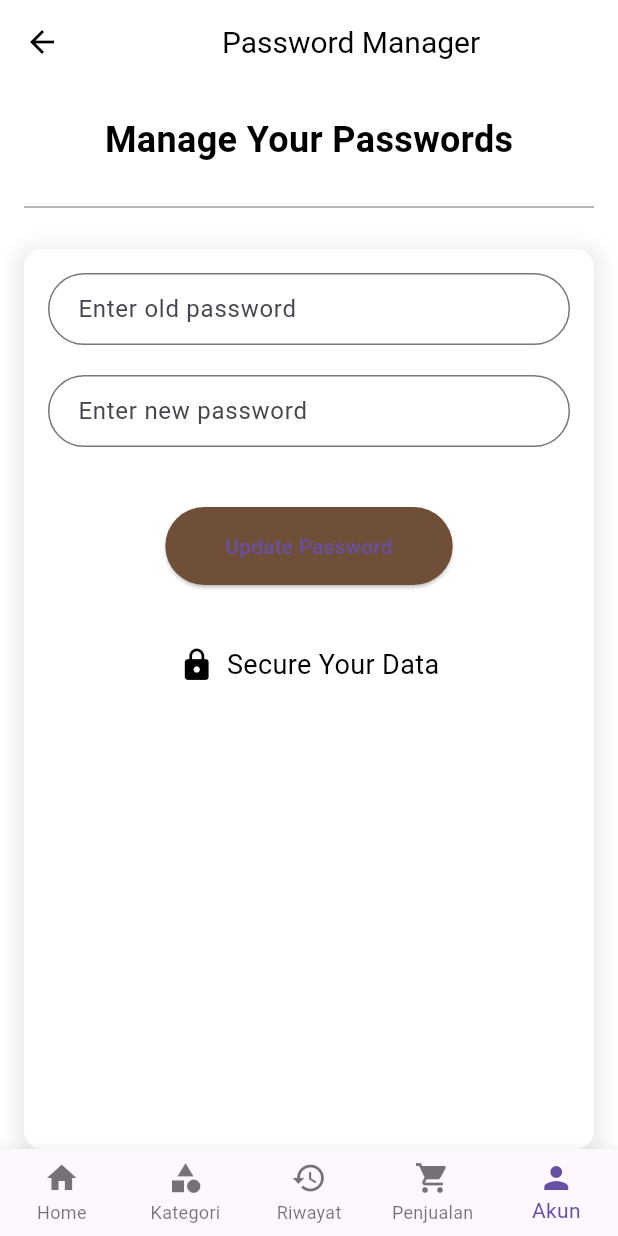
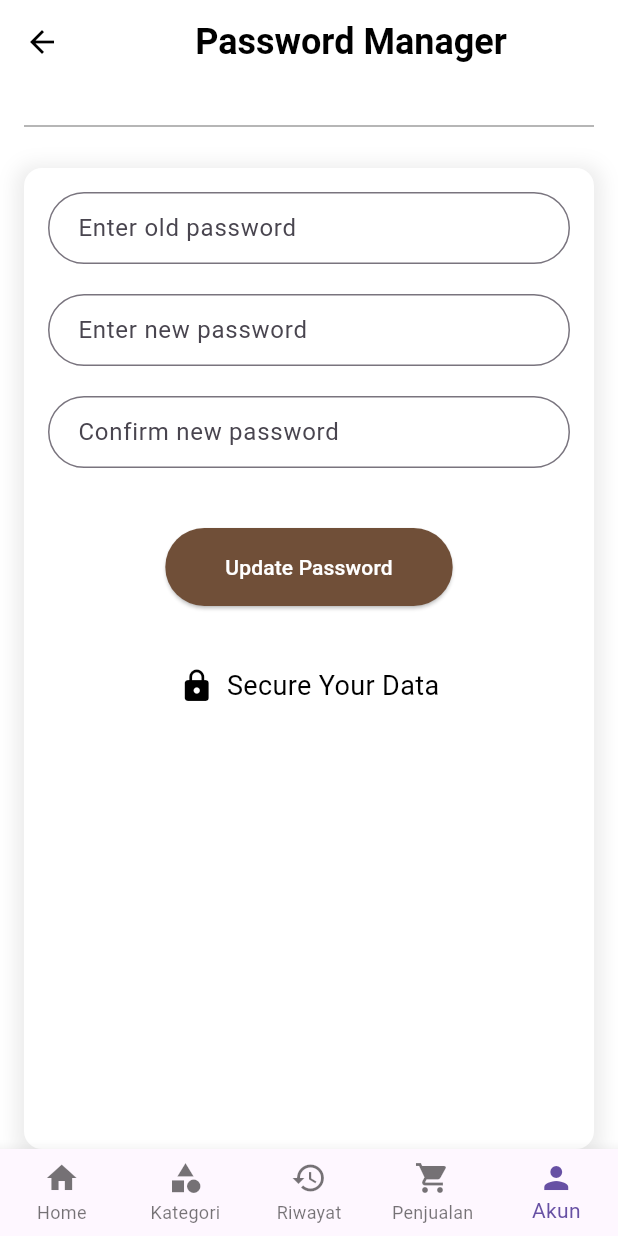
Before and after one commit to Descanden/mobile, a Flutter app: the screen it shows after launch, after a tap on "Password Manager", on a phone screen of 412 x 824 dp. Run offline on Flutter 3.47's test engine with Material 3 defaults, Android fonts, the light colour scheme and no system bars; our stand-ins replace file_picker, get, image_picker, permission_handler.

Commit message:
first commit

```diff
--- /dev/null
+++ b/devtools_options.yaml
@@ -0,0 +1,3 @@
+description: This file stores settings for Dart & Flutter DevTools.
+documentation: https://docs.flutter.dev/tools/devtools/extensions#configure-extension-enablement-states
+extensions:
--- a/lib/app/modules/home/account/views/account_view.dart
+++ b/lib/app/modules/home/account/views/account_view.dart
@@ -3,6 +3,7 @@ import 'package:flutter/foundation.dart';
 import 'package:flutter/material.dart';
 import 'package:get/get.dart';
 import '../controllers/account_controller.dart';
+import 'profile_view.dart'; // Import ProfileMenu di sini
 
 class AccountView extends StatelessWidget {
   AccountView({Key? key}) : super(key: key);
@@ -60,15 +61,15 @@ class AccountView extends StatelessWidget {
             );
           }),
           const SizedBox(height: 30),
-          _buildMenuItem(title: 'Your Profile', onTap: () {}),
-          _buildMenuItem(
+          ProfileMenu(title: 'Your Profile', onTap: () {}), // Menggunakan ProfileMenu
+          ProfileMenu(
             title: 'Password Manager',
             onTap: () {
-              Get.toNamed('/password-manager'); // Navigasi ke halaman Password Manager
+              Get.toNamed('password-manager'); // Pastikan ini sesuai dengan definisi di app_routes.dart
             },
           ),
-          _buildMenuItem(title: 'Settings', onTap: () {}),
-          _buildMenuItem(title: 'Log out', onTap: () {}),
+          ProfileMenu(title: 'Settings', onTap: () {}),
+          ProfileMenu(title: 'Log out', onTap: () {}),
         ],
       ),
       bottomNavigationBar: BottomNavigationBar(
@@ -82,21 +83,25 @@ class AccountView extends StatelessWidget {
           BottomNavigationBarItem(icon: Icon(Icons.person), label: 'Akun'),
         ],
         onTap: (index) {
-          // Handle bottom navigation bar tap, navigate accordingly.
+          switch (index) {
+            case 0:
+              Get.toNamed('/home');
+              break;
+            case 1:
+              Get.toNamed('/kategori');
+              break;
+            case 2:
+              Get.toNamed('/riwayat');
+              break;
+            case 3:
+              Get.toNamed('/penjualan');
+              break;
+            case 4:
+              Get.toNamed('/account');
+              break;
+          }
         },
       ),
-    );
-  }
-
-  Widget _buildMenuItem({required String title, required VoidCallback onTap}) {
-    return Column(
-      children: [
-        ListTile(
-          title: Text(title, style: const TextStyle(fontSize: 18)),
-          onTap: onTap,
-        ),
-        Divider(color: Colors.grey.shade300, thickness: 1),
-      ],
     );
   }
 
--- a/lib/app/modules/home/constant/color.dart
+++ b/lib/app/modules/home/constant/color.dart
@@ -1,6 +1,9 @@
 import 'package:flutter/material.dart';
 
 class AppColors {
-  static const Color primaryColor = Colors.purple;
+  static const Color primaryColor =
+      Color(0xFF704F38);
   static const Color secondaryColor = Colors.white;
+  static const Color accentColor = Colors.purple;
+  static const Color textColor = Colors.black;
 }
--- a/lib/app/modules/home/password_manager/bindings/password_manager_binding.dart
+++ b/lib/app/modules/home/password_manager/bindings/password_manager_binding.dart
@@ -4,8 +4,6 @@ import '../controllers/password_manager_controller.dart';
 class PasswordManagerBinding extends Bindings {
   @override
   void dependencies() {
-    Get.lazyPut<PasswordManagerController>(
-      () => PasswordManagerController(),
-    );
+    Get.lazyPut<PasswordManagerController>(() => PasswordManagerController());
   }
 }
--- a/lib/app/modules/home/password_manager/controllers/password_manager_controller.dart
+++ b/lib/app/modules/home/password_manager/controllers/password_manager_controller.dart
@@ -1,16 +1,35 @@
 import 'package:get/get.dart';
+import 'package:flutter/material.dart';
+// import '../controllers/password_manager_controller.dart';
+
+class PasswordMismatchException implements Exception {
+  final String message;
+  PasswordMismatchException(this.message);
+}
 
 class PasswordManagerController extends GetxController {
-  final oldPasswordController = ''.obs;
-  final newPasswordController = ''.obs;
+  var oldPassword = ''.obs;
+  var newPassword = ''.obs;
+  var confirmPassword = ''.obs;
 
-  void updatePassword(String oldPassword, String newPassword) {
-    // Tambahkan logika untuk memperbarui password di sini
-    if (oldPassword.isNotEmpty && newPassword.isNotEmpty) {
-      // Lakukan operasi update password
-      print('Password diperbarui dari $oldPassword ke $newPassword');
+  void updatePassword() {
+    if (oldPassword.isNotEmpty && newPassword.isNotEmpty && confirmPassword.isNotEmpty) {
+      if (newPassword.value == confirmPassword.value) {
+        // Logika untuk memperbarui password
+        print('Password diperbarui dari ${oldPassword.value} ke ${newPassword.value}');
+        // Notifikasi sukses
+        Get.snackbar('Sukses', 'Password berhasil diperbarui!',
+            snackPosition: SnackPosition.BOTTOM,
+            backgroundColor: Colors.green,
+            colorText: Colors.white);
+      } else {
+        throw PasswordMismatchException('Password baru dan konfirmasi tidak sama!');
+      }
     } else {
-      print('Pastikan semua field telah terisi.');
+      Get.snackbar('Error', 'Pastikan semua field telah terisi.',
+          snackPosition: SnackPosition.BOTTOM,
+          backgroundColor: Colors.red,
+          colorText: Colors.white);
     }
   }
 }
--- a/lib/app/modules/home/password_manager/views/password_manager_view.dart
+++ b/lib/app/modules/home/password_manager/views/password_manager_view.dart
@@ -3,7 +3,10 @@ import 'package:get/get.dart';
 import '../controllers/password_manager_controller.dart';
 
 class PasswordManagerView extends StatelessWidget {
-  const PasswordManagerView({Key? key}) : super(key: key);
+  // Use Get.find() to retrieve the existing controller
+  final PasswordManagerController controller = Get.find<PasswordManagerController>();
+
+  PasswordManagerView({super.key});
 
   @override
   Widget build(BuildContext context) {
@@ -14,7 +17,8 @@ class PasswordManagerView extends StatelessWidget {
             'Password Manager',
             style: TextStyle(
               color: Colors.black,
-              fontSize: 20,
+              fontWeight: FontWeight.bold,
+              fontSize: 24,
             ),
           ),
         ),
@@ -33,16 +37,7 @@ class PasswordManagerView extends StatelessWidget {
         child: Column(
           children: [
             const SizedBox(height: 20),
-            const Text(
-              'Manage Your Passwords',
-              style: TextStyle(
-                fontSize: 24,
-                fontWeight: FontWeight.bold,
-                color: Colors.black,
-              ),
-            ),
-            const SizedBox(height: 20),
-            const Divider(color: Colors.grey, thickness: 1), // Divider for separation
+            const Divider(color: Colors.grey, thickness: 1),
             const SizedBox(height: 20),
             Expanded(
               child: Container(
@@ -55,31 +50,43 @@ class PasswordManagerView extends StatelessWidget {
                       color: Colors.grey.withOpacity(0.2),
                       spreadRadius: 5,
                       blurRadius: 10,
-                      offset: const Offset(0, 3), // changes position of shadow
+                      offset: const Offset(0, 3),
                     ),
                   ],
                 ),
                 child: Column(
                   children: [
-                    _buildPasswordField('Enter old password'),
+                    _buildPasswordField(controller.oldPassword, 'Enter old password'),
                     const SizedBox(height: 20),
-                    _buildPasswordField('Enter new password'),
+                    _buildPasswordField(controller.newPassword, 'Enter new password'),
+                    const SizedBox(height: 20),
+                    _buildPasswordField(controller.confirmPassword, 'Confirm new password'),
                     const SizedBox(height: 40),
                     ElevatedButton(
                       onPressed: () {
-                        // TODO: Implement update password logic
+                        try {
+                          controller.updatePassword();
+                        } on PasswordMismatchException catch (e) {
+                          Get.snackbar('Error', e.message,
+                              snackPosition: SnackPosition.BOTTOM,
+                              backgroundColor: Colors.red,
+                              colorText: Colors.white);
+                        }
                       },
                       style: ElevatedButton.styleFrom(
-                        backgroundColor: const Color(0xFF704F38), // Update button color
+                        backgroundColor: const Color(0xFF704F38),
                         padding: const EdgeInsets.symmetric(horizontal: 40, vertical: 16),
                       ),
-                      child: const Text('Update Password'),
+                      child: const Text(
+                        'Update Password',
+                        style: TextStyle(color: Colors.white),
+                      ),
                     ),
                     const SizedBox(height: 40),
                     Row(
                       mainAxisAlignment: MainAxisAlignment.center,
                       children: const [
-                        Icon(Icons.lock, color: Colors.black), // Change lock icon color to black
+                        Icon(Icons.lock, color: Colors.black),
                         SizedBox(width: 8),
                         Text(
                           'Secure Your Data',
@@ -108,23 +115,46 @@ class PasswordManagerView extends StatelessWidget {
           BottomNavigationBarItem(icon: Icon(Icons.person), label: 'Akun'),
         ],
         onTap: (index) {
-          // Handle bottom navigation bar tap, navigate accordingly.
-          // You can implement navigation here if needed
+          switch (index) {
+            case 0:
+              Get.toNamed('/home');
+              break;
+            case 1:
+              Get.toNamed('/kategori');
+              break;
+            case 2:
+              Get.toNamed('/riwayat');
+              break;
+            case 3:
+              Get.toNamed('/penjualan');
+              break;
+            case 4:
+              Get.to(PasswordManagerView());
+              break;
+          }
         },
       ),
     );
   }
 
-  Widget _buildPasswordField(String hintText) {
+  Widget _buildPasswordField(RxString passwordController, String hintText) {
+    return Obx(() {
+      Color borderColor = passwordController.value.isEmpty ? Colors.red : Colors.grey;
+
       return TextField(
+        onChanged: (value) {
+          passwordController.value = value;
+        },
         obscureText: true,
         decoration: InputDecoration(
           hintText: hintText,
           contentPadding: const EdgeInsets.symmetric(vertical: 12, horizontal: 16),
           border: OutlineInputBorder(
             borderRadius: BorderRadius.circular(30),
+            borderSide: BorderSide(color: borderColor),
           ),
         ),
       );
+    });
   }
 }
--- a/lib/app/routes/app_pages.dart
+++ b/lib/app/routes/app_pages.dart
@@ -1,5 +1,4 @@
 import 'package:get/get.dart';
-
 import '../modules/home/account/bindings/account_binding.dart';
 import '../modules/home/account/views/account_view.dart';
 import '../modules/home/password_manager/bindings/password_manager_binding.dart';
@@ -20,7 +19,7 @@ class AppPages {
     ),
     GetPage(
       name: _Paths.PASSWORD_MANAGER,
-      page: () => const PasswordManagerView(),
+      page: () => PasswordManagerView(),
       binding: PasswordManagerBinding(),
     ),
   ];
--- a/lib/app/routes/app_routes.dart
+++ b/lib/app/routes/app_routes.dart
@@ -1,5 +1,4 @@
 part of 'app_pages.dart';
-// DO NOT EDIT. This is code generated via package:get_cli/get_cli.dart
 
 abstract class Routes {
   Routes._();
--- a/pubspec.yaml
+++ b/pubspec.yaml
@@ -33,12 +33,14 @@ dependencies:
 
   provider: ^6.0.0
   get: 4.6.6
-  image_picker: ^0.8.4+7
+  image_picker: ^0.8.6
   file_picker: ^5.0.0
+
 
   # The following adds the Cupertino Icons font to your application.
   # Use with the CupertinoIcons class for iOS style icons.
   cupertino_icons: ^1.0.8
+  permission_handler: ^11.3.1
 
 dev_dependencies:
   flutter_test:
```
Also changed, not shown: lib/app/modules/home/account/controllers/account_controller.dart (+23 -6 lines), lib/app/modules/home/account/models/akun_model.dart (+2 -5 lines), pubspec.lock, 4 other files. Lines whose indentation alone changed are shown as unchanged.
